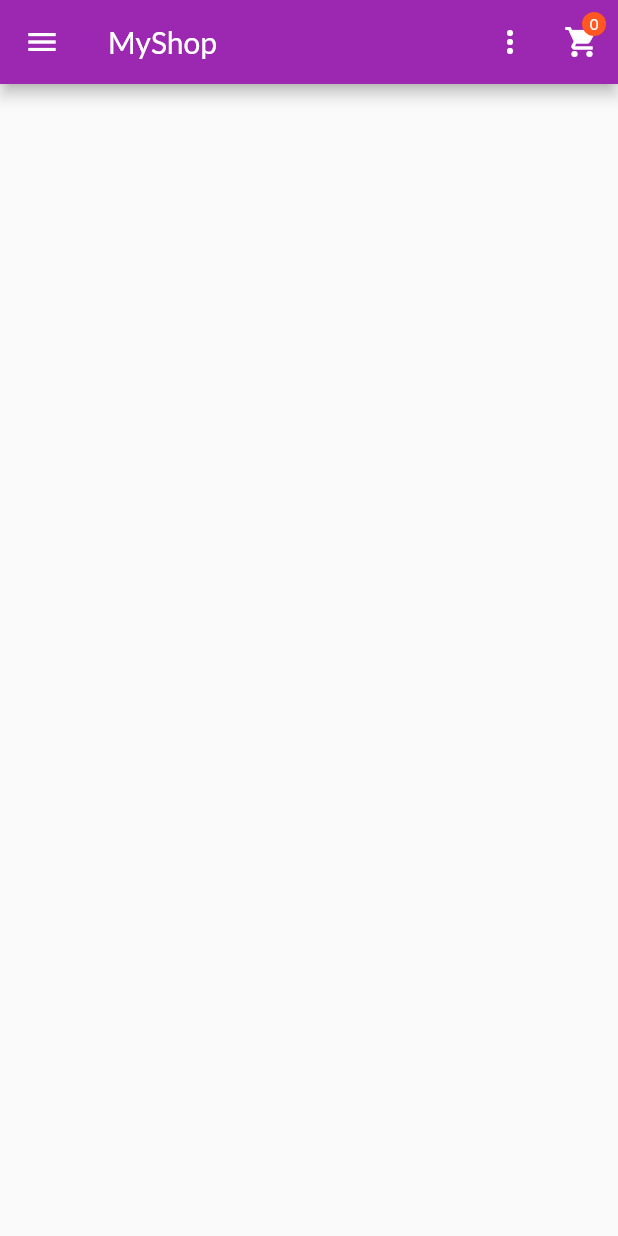
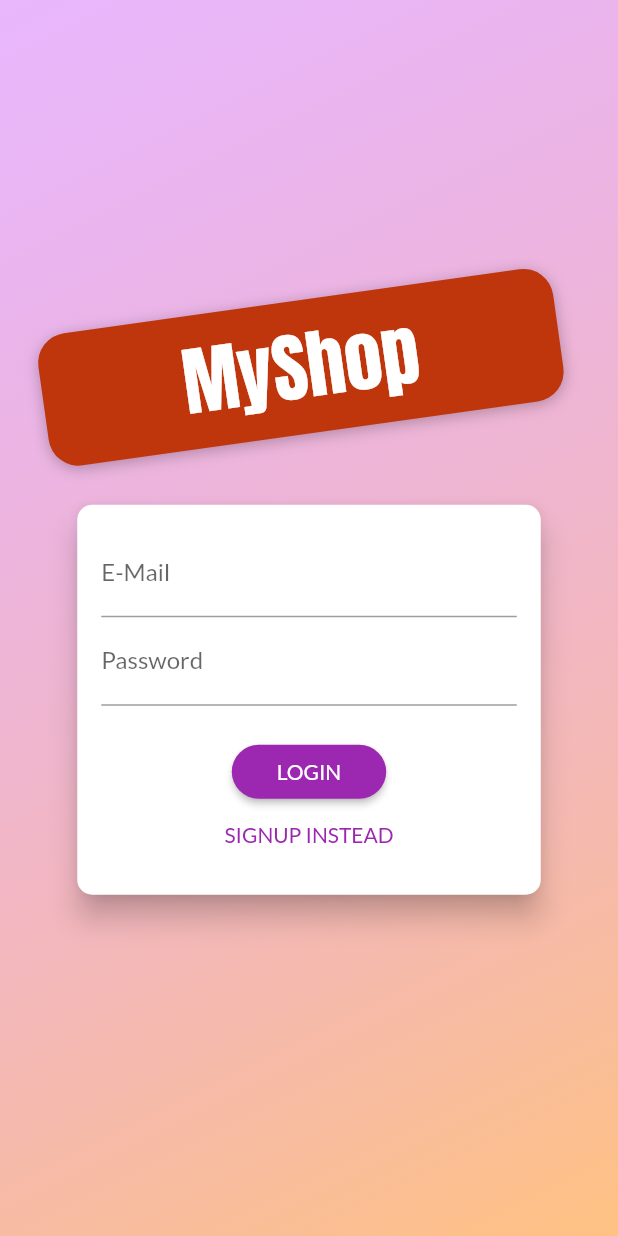
Before and after one commit to Khalid-Alharbi/shop_app, a Flutter app: the screen it shows after launch, on a phone screen of 412 x 824 dp. Run offline on Flutter 3.47's test engine with Material 2 defaults, Android fonts, the phone set to English and light mode, and no system bars.

Commit message:
edit: sign up function and auth screen

```diff
--- a/lib/main.dart
+++ b/lib/main.dart
@@ -1,15 +1,17 @@
 import 'package:flutter/material.dart';
 import 'package:provider/provider.dart';
 
-import './screens/edit_product_screen.dart';
+import './providers/auth.dart';
 import './providers/orders.dart';
 import './providers/cart.dart';
+import './providers/products.dart';
+import './screens/edit_product_screen.dart';
 import './screens/products_overview_screen.dart';
 import './screens/product_detail_screen.dart';
-import './providers/products.dart';
 import './screens/cart_screen.dart';
 import './screens/orders_screen.dart';
 import './screens/user_products.screen.dart';
+import './screens/4.1 auth_screen.dart';
 
 void main() {
   runApp(const MyApp());
@@ -22,6 +24,9 @@ class MyApp extends StatelessWidget {
   Widget build(BuildContext context) {
     return MultiProvider(
       providers: [
+        ChangeNotifierProvider(
+          create: (ctx) => Auth(),
+        ),
         ChangeNotifierProvider(
           create: (ctx) => Products(),
         ),
@@ -39,8 +44,9 @@ class MyApp extends StatelessWidget {
           accentColor: Colors.deepOrange,
           fontFamily: 'Lato',
         ),
-        home: ProductsOverviewScreen(),
+        home: AuthScreen(),
         routes: {
+          ProductsOverviewScreen.routeNamed: (ctx) => ProductsOverviewScreen(),
           ProductDetailScreen.routeNamed: (ctx) => ProductDetailScreen(),
           CartScreen.routeName: (ctx) => const CartScreen(),
           OrdersScreen.routeName: (ctx) => OrdersScreen(),
--- /dev/null
+++ b/lib/providers/auth.dart
@@ -0,0 +1,23 @@
+import 'dart:convert';
+
+import 'package:http/http.dart' as http;
+import 'package:flutter/material.dart';
+
+class Auth with ChangeNotifier {
+  late String _token;
+  late DateTime _expiryDate;
+  late String _userId;
+
+  Future<void> singUp(String email, String password) async {
+    var url = Uri.parse(
+        'https://identitytoolkit.googleapis.com/v1/accounts:signUp?key=AIzaSyARziOwmU9lcvQIWYlSbXJcD6A9N96OzbU');
+    final response = await http.post(
+      url,
+      body: jsonEncode({
+        'email': email,
+        'password': password,
+        'returnSecureToken': true,
+      }),
+    );
+  }
+}
--- /dev/null
+++ b/lib/screens/4.1 auth_screen.dart
@@ -0,0 +1,230 @@
+import 'dart:math';
+
+import 'package:flutter/material.dart';
+import 'package:provider/provider.dart';
+import 'package:shop_app/providers/auth.dart';
+
+enum AuthMode { Signup, Login }
+
+class AuthScreen extends StatelessWidget {
+  static const routeName = '/auth';
+
+  @override
+  Widget build(BuildContext context) {
+    final deviceSize = MediaQuery.of(context).size;
+    // final transformConfig = Matrix4.rotationZ(-8 * pi / 180);
+    // transformConfig.translate(-10.0);
+    return Scaffold(
+      // resizeToAvoidBottomInset: false,
+      body: Stack(
+        children: <Widget>[
+          Container(
+            decoration: BoxDecoration(
+              gradient: LinearGradient(
+                colors: [
+                  Color.fromRGBO(215, 117, 255, 1).withOpacity(0.5),
+                  Color.fromRGBO(255, 188, 117, 1).withOpacity(0.9),
+                ],
+                begin: Alignment.topLeft,
+                end: Alignment.bottomRight,
+                stops: [0, 1],
+              ),
+            ),
+          ),
+          SingleChildScrollView(
+            child: Container(
+              height: deviceSize.height,
+              width: deviceSize.width,
+              child: Column(
+                mainAxisAlignment: MainAxisAlignment.center,
+                crossAxisAlignment: CrossAxisAlignment.center,
+                children: <Widget>[
+                  Flexible(
+                    child: Container(
+                      margin: EdgeInsets.only(bottom: 20.0),
+                      padding:
+                          EdgeInsets.symmetric(vertical: 8.0, horizontal: 94.0),
+                      transform: Matrix4.rotationZ(-8 * pi / 180)
+                        ..translate(-10.0),
+                      // ..translate(-10.0),
+                      decoration: BoxDecoration(
+                        borderRadius: BorderRadius.circular(20),
+                        color: Colors.deepOrange.shade900,
+                        boxShadow: [
+                          BoxShadow(
+                            blurRadius: 8,
+                            color: Colors.black26,
+                            offset: Offset(0, 2),
+                          )
+                        ],
+                      ),
+                      child: Text(
+                        'MyShop',
+                        style: TextStyle(
+                          color: Theme.of(context)
+                              .accentTextTheme
+                              .headline6!
+                              .color,
+                          fontSize: 50,
+                          fontFamily: 'Anton',
+                          fontWeight: FontWeight.normal,
+                        ),
+                      ),
+                    ),
+                  ),
+                  Flexible(
+                    flex: deviceSize.width > 600 ? 2 : 1,
+                    child: AuthCard(),
+                  ),
+                ],
+              ),
+            ),
+          ),
+        ],
+      ),
+    );
+  }
+}
+
+class AuthCard extends StatefulWidget {
+  @override
+  _AuthCardState createState() => _AuthCardState();
+}
+
+class _AuthCardState extends State<AuthCard> {
+  final GlobalKey<FormState> _formKey = GlobalKey();
+  AuthMode _authMode = AuthMode.Login;
+  Map<String, String> _authData = {
+    'email': '',
+    'password': '',
+  };
+  var _isLoading = false;
+  final _passwordController = TextEditingController();
+
+  Future<void> _submit() async {
+    if (!_formKey.currentState!.validate()) {
+      // Invalid!
+      return;
+    }
+    _formKey.currentState!.save();
+    setState(() {
+      _isLoading = true;
+    });
+    if (_authMode == AuthMode.Login) {
+      // Log user in
+    } else {
+      // Sign user up
+      await Provider.of<Auth>(context).singUp(
+        _authData['email']!,
+        _authData['password']!,
+      );
+    }
+    setState(() {
+      _isLoading = false;
+    });
+  }
+
+  void _switchAuthMode() {
+    if (_authMode == AuthMode.Login) {
+      setState(() {
+        _authMode = AuthMode.Signup;
+      });
+    } else {
+      setState(() {
+        _authMode = AuthMode.Login;
+      });
+    }
+  }
+
+  @override
+  Widget build(BuildContext context) {
+    final deviceSize = MediaQuery.of(context).size;
+    return Card(
+      shape: RoundedRectangleBorder(
+        borderRadius: BorderRadius.circular(10.0),
+      ),
+      elevation: 8.0,
+      child: Container(
+        height: _authMode == AuthMode.Signup ? 320 : 260,
+        constraints:
+            BoxConstraints(minHeight: _authMode == AuthMode.Signup ? 320 : 260),
+        width: deviceSize.width * 0.75,
+        padding: EdgeInsets.all(16.0),
+        child: Form(
+          key: _formKey,
+          child: SingleChildScrollView(
+            child: Column(
+              children: <Widget>[
+                TextFormField(
+                  decoration: InputDecoration(labelText: 'E-Mail'),
+                  keyboardType: TextInputType.emailAddress,
+                  validator: (value) {
+                    if (value!.isEmpty || !value.contains('@')) {
+                      return 'Invalid email!';
+                    }
+                    return null;
+                  },
+                  onSaved: (value) {
+                    _authData['email'] = value!;
+                  },
+                ),
+                TextFormField(
+                  decoration: InputDecoration(labelText: 'Password'),
+                  obscureText: true,
+                  controller: _passwordController,
+                  validator: (value) {
+                    if (value!.isEmpty || value.length < 5) {
+                      return 'Password is too short!';
+                    }
+                  },
+                  onSaved: (value) {
+                    _authData['password'] = value!;
+                  },
+                ),
+                if (_authMode == AuthMode.Signup)
+                  TextFormField(
+                    enabled: _authMode == AuthMode.Signup,
+                    decoration: InputDecoration(labelText: 'Confirm Password'),
+                    obscureText: true,
+                    validator: _authMode == AuthMode.Signup
+                        ? (value) {
+                            if (value != _passwordController.text) {
+                              return 'Passwords do not match!';
+                            }
+                          }
+                        : null,
+                  ),
+                SizedBox(
+                  height: 20,
+                ),
+                if (_isLoading)
+                  CircularProgressIndicator()
+                else
+                  RaisedButton(
+                    child:
+                        Text(_authMode == AuthMode.Login ? 'LOGIN' : 'SIGN UP'),
+                    onPressed: _submit,
+                    shape: RoundedRectangleBorder(
+                      borderRadius: BorderRadius.circular(30),
+                    ),
+                    padding:
+                        EdgeInsets.symmetric(horizontal: 30.0, vertical: 8.0),
+                    color: Theme.of(context).primaryColor,
+                    textColor: Theme.of(context).primaryTextTheme.button!.color,
+                  ),
+                FlatButton(
+                  child: Text(
+                      '${_authMode == AuthMode.Login ? 'SIGNUP' : 'LOGIN'} INSTEAD'),
+                  onPressed: _switchAuthMode,
+                  padding: EdgeInsets.symmetric(horizontal: 30.0, vertical: 4),
+                  materialTapTargetSize: MaterialTapTargetSize.shrinkWrap,
+                  textColor: Theme.of(context).primaryColor,
+                ),
+              ],
+            ),
+          ),
+        ),
+      ),
+    );
+  }
+}
--- a/lib/screens/products_overview_screen.dart
+++ b/lib/screens/products_overview_screen.dart
@@ -15,6 +15,7 @@ enum FilterOptions {
 }
 
 class ProductsOverviewScreen extends StatefulWidget {
+  static const routeNamed = '/product_overview';
   @override
   State<ProductsOverviewScreen> createState() => _ProductsOverviewScreenState();
 }
```
